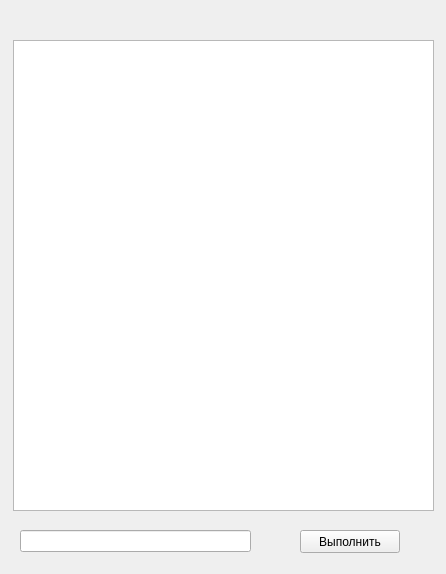
Old version of the form form.ui in the repository 150balbes/mp-gui.
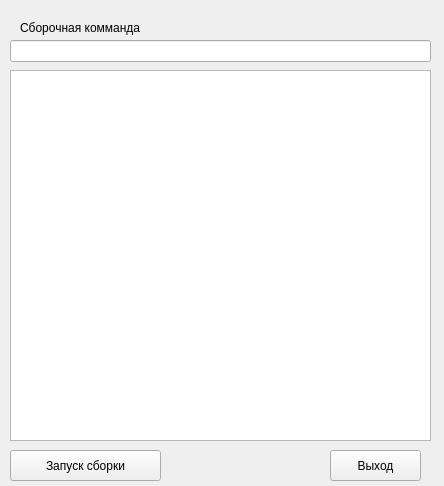
New version of the form.

Commit message: modified:   form.cpp 	modified:   form.h 	modified:   form.ui 	modified:   mainwindow.cpp 	modified:   mainwindow.h 	modified:   mainwindow.ui 	new file:   mp-gui.pro.user 	modified:   rpm/mp-gui

Diff of the .ui file:
```diff
--- a/form.ui
+++ b/form.ui
@@ -9,8 +9,8 @@
    <rect>
     <x>0</x>
     <y>0</y>
-    <width>446</width>
-    <height>574</height>
+    <width>444</width>
+    <height>486</height>
    </rect>
   </property>
   <property name="windowTitle">
@@ -19,9 +19,9 @@
   <widget class="QLineEdit" name="m_ptxtCommand">
    <property name="geometry">
     <rect>
-     <x>20</x>
-     <y>530</y>
-     <width>231</width>
+     <x>10</x>
+     <y>40</y>
+     <width>421</width>
      <height>22</height>
     </rect>
    </property>
@@ -29,24 +29,50 @@
   <widget class="QTextEdit" name="m_ptxtDisplay">
    <property name="geometry">
     <rect>
-     <x>13</x>
-     <y>40</y>
+     <x>10</x>
+     <y>70</y>
      <width>421</width>
-     <height>471</height>
+     <height>371</height>
     </rect>
    </property>
   </widget>
   <widget class="QPushButton" name="pcmd">
    <property name="geometry">
     <rect>
-     <x>300</x>
-     <y>530</y>
-     <width>100</width>
-     <height>23</height>
+     <x>10</x>
+     <y>450</y>
+     <width>151</width>
+     <height>31</height>
     </rect>
    </property>
    <property name="text">
-    <string>Выполнить</string>
+    <string>Запуск сборки</string>
+   </property>
+  </widget>
+  <widget class="QLabel" name="label">
+   <property name="geometry">
+    <rect>
+     <x>20</x>
+     <y>20</y>
+     <width>241</width>
+     <height>16</height>
+    </rect>
+   </property>
+   <property name="text">
+    <string>Сборочная комманда</string>
+   </property>
+  </widget>
+  <widget class="QPushButton" name="pushButton">
+   <property name="geometry">
+    <rect>
+     <x>330</x>
+     <y>450</y>
+     <width>91</width>
+     <height>31</height>
+    </rect>
+   </property>
+   <property name="text">
+    <string>Выход</string>
    </property>
   </widget>
  </widget>
```
The commit also changes 7 other files.
